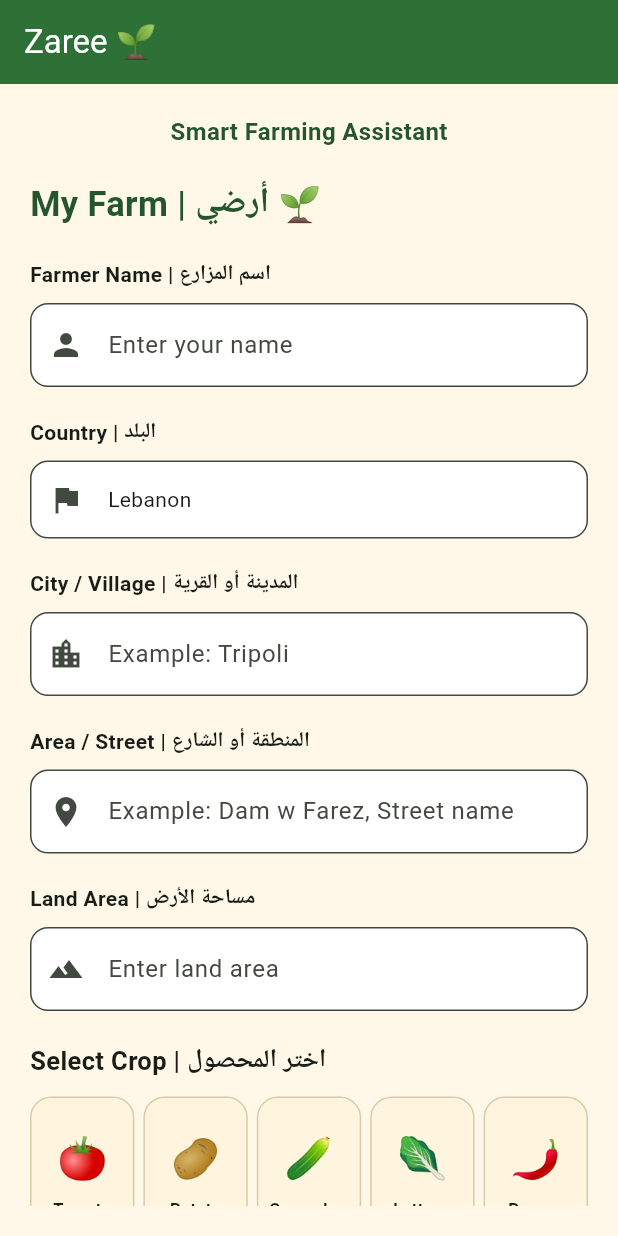
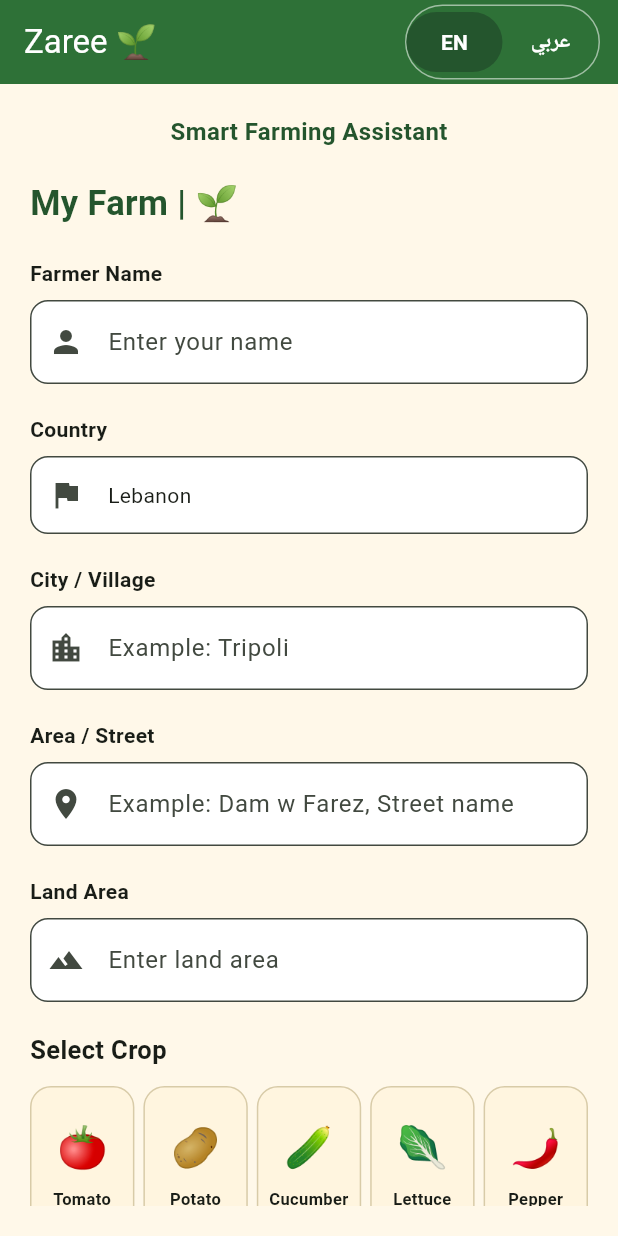
Before and after one commit to 52331045-lang/Zaree-Smart-Farming, a Flutter app: the screen it shows after launch, on a phone screen of 412 x 824 dp. Run offline on Flutter 3.47's test engine with Material 3 defaults, Android fonts, the phone set to English and light mode, and no system bars.

Commit message:
Add English and Arabic language switcher

```diff
--- a/lib/screens/farm_page.dart
+++ b/lib/screens/farm_page.dart
@@ -8,6 +8,13 @@ class FarmPage extends StatefulWidget {
 }
 
 class _FarmPageState extends State<FarmPage> {
+  // Language
+  bool isArabic = false;
+
+  String tr(String english, String arabic) {
+    return isArabic ? arabic : english;
+  }
+
   // Text Controllers
   final TextEditingController nameController = TextEditingController();
   final TextEditingController cityController = TextEditingController();
@@ -29,6 +36,27 @@ class _FarmPageState extends State<FarmPage> {
     super.dispose();
   }
 
+  // Language Buttons
+  Widget languageButton(String label, bool arabic) {
+    bool isSelected = isArabic == arabic;
+
+    return TextButton(
+      onPressed: () {
+        setState(() {
+          isArabic = arabic;
+        });
+      },
+      style: TextButton.styleFrom(
+        foregroundColor: Colors.white,
+        backgroundColor: isSelected
+            ? const Color(0xFF24552D)
+            : Colors.transparent,
+        padding: const EdgeInsets.symmetric(horizontal: 10),
+      ),
+      child: Text(label, style: const TextStyle(fontWeight: FontWeight.bold)),
+    );
+  }
+
   // Show Error Message
   void showError(String message) {
     ScaffoldMessenger.of(context)
@@ -36,7 +64,7 @@ class _FarmPageState extends State<FarmPage> {
   }
 
   // Crop Selection Card
-  Widget buildCropCard(String crop, String emoji) {
+  Widget buildCropCard(String crop, String arabicCrop, String emoji) {
     bool isSelected = selectedCrop == crop;
 
     return GestureDetector(
@@ -66,7 +94,7 @@ class _FarmPageState extends State<FarmPage> {
                 Text(emoji, style: const TextStyle(fontSize: 27)),
                 const SizedBox(height: 6),
                 Text(
-                  crop,
+                  tr(crop, arabicCrop),
                   textAlign: TextAlign.center,
                   style: const TextStyle(
                     fontSize: 11,
@@ -101,65 +129,116 @@ class _FarmPageState extends State<FarmPage> {
     // Farmer Name Validation
     if (farmerName.isEmpty ||
         !RegExp(r'[a-zA-Z\u0600-\u06FF]').hasMatch(farmerName)) {
-      showError('Please enter a valid farmer name!');
+      showError(
+        tr('Please enter a valid farmer name!', 'يرجى إدخال اسم مزارع صحيح!'),
+      );
       return;
     }
 
     // City Validation
     if (city.isEmpty) {
-      showError('Please enter your city or village!');
+      showError(
+        tr(
+          'Please enter your city or village!',
+          'يرجى إدخال اسم المدينة أو القرية!',
+        ),
+      );
       return;
     }
 
     // Detailed Location Validation
     if (detailedLocation.isEmpty) {
-      showError('Please enter your area or street!');
+      showError(
+        tr(
+          'Please enter your area or street!',
+          'يرجى إدخال المنطقة أو الشارع!',
+        ),
+      );
       return;
     }
 
     // Land Area Validation
     if (areaText.isEmpty) {
-      showError('Please enter your land area!');
+      showError(tr('Please enter your land area!', 'يرجى إدخال مساحة الأرض!'));
       return;
     }
 
     final area = double.tryParse(areaText);
 
     if (area == null || !area.isFinite || area <= 0) {
-      showError('Enter a valid positive area, such as 100 or 25.5!');
+      showError(
+        tr(
+          'Enter a valid positive area, such as 100 or 25.5!',
+          'يرجى إدخال مساحة صحيحة مثل 100 أو 25.5!',
+        ),
+      );
       return;
     }
 
-    // Crop, Soil and Irrigation Validation
-    if (selectedCrop == null ||
-        selectedSoil == null ||
-        selectedIrrigation == null) {
-      showError('Please select crop, soil and irrigation method!');
+    // Crop Validation
+    if (selectedCrop == null) {
+      showError(tr('Please select a crop!', 'يرجى اختيار محصول!'));
       return;
     }
+
+    // Soil Validation
+    if (selectedSoil == null) {
+      showError(tr('Please select soil type!', 'يرجى اختيار نوع التربة!'));
+      return;
+    }
+
+    // Irrigation Validation
+    if (selectedIrrigation == null) {
+      showError(
+        tr('Please select irrigation method!', 'يرجى اختيار طريقة الري!'),
+      );
+      return;
+    }
+
+    // Translated Values
+    final cropNames = {
+      'Tomato': tr('Tomato', 'بندورة'),
+      'Potato': tr('Potato', 'بطاطا'),
+      'Cucumber': tr('Cucumber', 'خيار'),
+      'Lettuce': tr('Lettuce', 'خس'),
+      'Pepper': tr('Pepper', 'فلفل'),
+    };
+
+    final soilNames = {
+      'Sandy Soil': tr('Sandy Soil', 'تربة رملية'),
+      'Clay Soil': tr('Clay Soil', 'تربة طينية'),
+      'Loamy Soil': tr('Loamy Soil', 'تربة طميية'),
+    };
+
+    final irrigationNames = {
+      'Drip Irrigation': tr('Drip Irrigation', 'الري بالتنقيط'),
+      'Sprinkler Irrigation': tr('Sprinkler Irrigation', 'الري بالرش'),
+    };
 
     // Successful Farm Creation
     showDialog(
       context: context,
       builder: (context) {
         return AlertDialog(
-          title: const Text('Farm Created Successfully! 🌱'),
+          title: Text(
+            tr('Farm Created Successfully! 🌱', 'تم إنشاء المزرعة بنجاح! 🌱'),
+          ),
           content: Text(
-            'Farmer: $farmerName\n'
-            'Country: Lebanon\n'
-            'City / Village: $city\n'
-            'Area / Street: $detailedLocation\n'
-            'Land Area: $area m²\n'
-            'Crop: $selectedCrop\n'
-            'Soil: $selectedSoil\n'
-            'Irrigation: $selectedIrrigation',
+            '${tr('Farmer', 'المزارع')}: $farmerName\n'
+            '${tr('Country', 'البلد')}: ${tr('Lebanon', 'لبنان')}\n'
+            '${tr('City / Village', 'المدينة / القرية')}: $city\n'
+            '${tr('Area / Street', 'المنطقة / الشارع')}: $detailedLocation\n'
+            '${tr('Land Area', 'مساحة الأرض')}: $area m²\n'
+            '${tr('Crop', 'المحصول')}: ${cropNames[selectedCrop]}\n'
+            '${tr('Soil', 'التربة')}: ${soilNames[selectedSoil]}\n'
+            '${tr('Irrigation', 'الري')}: ${irrigationNames[selectedIrrigation]}',
           ),
           actions: [
             TextButton(
               onPressed: () {
                 Navigator.pop(context);
               },
-              child: const Text('OK'),
+              child: Text(tr('OK', 'حسناً')),
             ),
           ],
         );
@@ -169,11 +248,29 @@ class _FarmPageState extends State<FarmPage> {
 
   @override
   Widget build(BuildContext context) {
-    return Scaffold(
+    return Directionality(
+      textDirection: isArabic ? TextDirection.rtl : TextDirection.ltr,
+      child: Scaffold(
         appBar: AppBar(
           title: const Text('Zaree 🌱'),
           backgroundColor: const Color(0xFF2E7137),
           foregroundColor: Colors.white,
+          actions: [
+            Container(
+              margin: const EdgeInsets.only(right: 12),
+              decoration: BoxDecoration(
+                border: Border.all(color: Colors.white54),
+                borderRadius: BorderRadius.circular(25),
+              ),
+              child: Row(
+                mainAxisSize: MainAxisSize.min,
+                children: [
+                  languageButton('EN', false),
+                  languageButton('عربي', true),
+                ],
+              ),
+            ),
+          ],
         ),
         body: Container(
           color: const Color(0xFFFFF8E9),
@@ -183,10 +280,10 @@ class _FarmPageState extends State<FarmPage> {
               child: Column(
                 crossAxisAlignment: CrossAxisAlignment.start,
                 children: [
-                const Center(
+                  Center(
                     child: Text(
-                    'Smart Farming Assistant',
-                    style: TextStyle(
+                      tr('Smart Farming Assistant', 'مساعد الزراعة الذكية'),
+                      style: const TextStyle(
                         fontSize: 16,
                         color: Color(0xFF24552D),
                         fontWeight: FontWeight.w600,
@@ -196,9 +293,9 @@ class _FarmPageState extends State<FarmPage> {
                   const SizedBox(height: 20),
 
                   // My Farm Title
-                const Text(
-                  'My Farm | أرضي 🌱',
-                  style: TextStyle(
+                  Text(
+                    tr('My Farm | 🌱', 'مزرعتي | 🌱'),
+                    style: const TextStyle(
                       fontSize: 23,
                       fontWeight: FontWeight.bold,
                       color: Color(0xFF24552D),
@@ -207,15 +304,15 @@ class _FarmPageState extends State<FarmPage> {
                   const SizedBox(height: 20),
 
                   // Farmer Name
-                const Text(
-                  'Farmer Name | اسم المزارع',
-                  style: TextStyle(fontWeight: FontWeight.bold),
+                  Text(
+                    tr('Farmer Name', 'اسم المزارع'),
+                    style: const TextStyle(fontWeight: FontWeight.bold),
                   ),
                   const SizedBox(height: 8),
                   TextField(
                     controller: nameController,
                     decoration: InputDecoration(
-                    hintText: 'Enter your name',
+                      hintText: tr('Enter your name', 'أدخل اسمك'),
                       filled: true,
                       fillColor: Colors.white,
                       border: OutlineInputBorder(
@@ -227,9 +324,9 @@ class _FarmPageState extends State<FarmPage> {
                   const SizedBox(height: 20),
 
                   // Country
-                const Text(
-                  'Country | البلد',
-                  style: TextStyle(fontWeight: FontWeight.bold),
+                  Text(
+                    tr('Country', 'البلد'),
+                    style: const TextStyle(fontWeight: FontWeight.bold),
                   ),
                   const SizedBox(height: 8),
                   InputDecorator(
@@ -241,23 +338,23 @@ class _FarmPageState extends State<FarmPage> {
                         borderRadius: BorderRadius.circular(12),
                       ),
                     ),
-                  child: const Align(
+                    child: Align(
                       alignment: Alignment.centerLeft,
-                    child: Text('Lebanon'),
+                      child: Text(tr('Lebanon', 'لبنان')),
                     ),
                   ),
                   const SizedBox(height: 20),
 
-                // City or Village
-                const Text(
-                  'City / Village | المدينة أو القرية',
-                  style: TextStyle(fontWeight: FontWeight.bold),
+                  // City / Village
+                  Text(
+                    tr('City / Village', 'المدينة / القرية'),
+                    style: const TextStyle(fontWeight: FontWeight.bold),
                   ),
                   const SizedBox(height: 8),
                   TextField(
                     controller: cityController,
                     decoration: InputDecoration(
-                    hintText: 'Example: Tripoli',
+                      hintText: tr('Example: Tripoli', 'مثال: طرابلس'),
                       filled: true,
                       fillColor: Colors.white,
                       border: OutlineInputBorder(
@@ -269,15 +366,18 @@ class _FarmPageState extends State<FarmPage> {
                   const SizedBox(height: 20),
 
                   // Detailed Location
-                const Text(
-                  'Area / Street | المنطقة أو الشارع',
-                  style: TextStyle(fontWeight: FontWeight.bold),
+                  Text(
+                    tr('Area / Street', 'المنطقة / الشارع'),
+                    style: const TextStyle(fontWeight: FontWeight.bold),
                   ),
                   const SizedBox(height: 8),
                   TextField(
                     controller: detailedLocationController,
                     decoration: InputDecoration(
-                    hintText: 'Example: Dam w Farez, Street name',
+                      hintText: tr(
+                        'Example: Dam w Farez, Street name',
+                        'مثال: ضم وفرز، اسم الشارع',
+                      ),
                       filled: true,
                       fillColor: Colors.white,
                       border: OutlineInputBorder(
@@ -289,9 +389,9 @@ class _FarmPageState extends State<FarmPage> {
                   const SizedBox(height: 20),
 
                   // Land Area
-                const Text(
-                  'Land Area | مساحة الأرض',
-                  style: TextStyle(fontWeight: FontWeight.bold),
+                  Text(
+                    tr('Land Area', 'مساحة الأرض'),
+                    style: const TextStyle(fontWeight: FontWeight.bold),
                   ),
                   const SizedBox(height: 8),
                   TextField(
@@ -300,7 +400,7 @@ class _FarmPageState extends State<FarmPage> {
                       decimal: true,
                     ),
                     decoration: InputDecoration(
-                    hintText: 'Enter land area',
+                      hintText: tr('Enter land area', 'أدخل مساحة الأرض'),
                       suffixText: 'm²',
                       filled: true,
                       fillColor: Colors.white,
@@ -313,30 +413,33 @@ class _FarmPageState extends State<FarmPage> {
                   const SizedBox(height: 20),
 
                   // Crop Selection
-                const Text(
-                  'Select Crop | اختر المحصول',
-                  style: TextStyle(fontSize: 17, fontWeight: FontWeight.bold),
+                  Text(
+                    tr('Select Crop', 'اختر المحصول'),
+                    style: const TextStyle(
+                      fontSize: 17,
+                      fontWeight: FontWeight.bold,
+                    ),
                   ),
                   const SizedBox(height: 12),
                   Row(
                     children: [
-                    Expanded(child: buildCropCard('Tomato', '🍅')),
+                      Expanded(child: buildCropCard('Tomato', 'بندورة', '🍅')),
                       const SizedBox(width: 6),
-                    Expanded(child: buildCropCard('Potato', '🥔')),
+                      Expanded(child: buildCropCard('Potato', 'بطاطا', '🥔')),
                       const SizedBox(width: 6),
-                    Expanded(child: buildCropCard('Cucumber', '🥒')),
+                      Expanded(child: buildCropCard('Cucumber', 'خيار', '🥒')),
                       const SizedBox(width: 6),
-                    Expanded(child: buildCropCard('Lettuce', '🥬')),
+                      Expanded(child: buildCropCard('Lettuce', 'خس', '🥬')),
                       const SizedBox(width: 6),
-                    Expanded(child: buildCropCard('Pepper', '🌶️')),
+                      Expanded(child: buildCropCard('Pepper', 'فلفل', '🌶️')),
                     ],
                   ),
                   const SizedBox(height: 20),
 
                   // Soil Type
-                const Text(
-                  'Soil Type | نوع التربة',
-                  style: TextStyle(
+                  Text(
+                    tr('Soil Type', 'نوع التربة'),
+                    style: const TextStyle(
                       fontWeight: FontWeight.bold,
                       color: Color(0xFF24552D),
                     ),
@@ -352,13 +455,21 @@ class _FarmPageState extends State<FarmPage> {
                       ),
                       prefixIcon: const Icon(Icons.terrain),
                     ),
-                  hint: const Text('Choose soil type'),
-                  items: ['Sandy Soil', 'Clay Soil', 'Loamy Soil'].map((soil) {
-                    return DropdownMenuItem<String>(
-                      value: soil,
-                      child: Text(soil),
-                    );
-                  }).toList(),
+                    hint: Text(tr('Choose soil type', 'اختر نوع التربة')),
+                    items: [
+                      DropdownMenuItem(
+                        value: 'Sandy Soil',
+                        child: Text(tr('Sandy Soil', 'تربة رملية')),
+                      ),
+                      DropdownMenuItem(
+                        value: 'Clay Soil',
+                        child: Text(tr('Clay Soil', 'تربة طينية')),
+                      ),
+                      DropdownMenuItem(
+                        value: 'Loamy Soil',
+                        child: Text(tr('Loamy Soil', 'تربة طميية')),
+                      ),
+                    ],
                     onChanged: (value) {
                       setState(() {
                         selectedSoil = value;
@@ -368,9 +479,9 @@ class _FarmPageState extends State<FarmPage> {
                   const SizedBox(height: 20),
 
                   // Irrigation Method
-                const Text(
-                  'Irrigation Method | طريقة الري',
-                  style: TextStyle(
+                  Text(
+                    tr('Irrigation Method', 'طريقة الري'),
+                    style: const TextStyle(
                       fontWeight: FontWeight.bold,
                       fontSize: 16,
                       color: Color(0xFF24552D),
@@ -390,9 +501,12 @@ class _FarmPageState extends State<FarmPage> {
                           value: 'Drip Irrigation',
                           groupValue: selectedIrrigation,
                           activeColor: const Color(0xFF2E7137),
-                        title: const Text('Drip Irrigation'),
-                        subtitle: const Text(
+                          title: Text(tr('Drip Irrigation', 'الري بالتنقيط')),
+                          subtitle: Text(
+                            tr(
                               'Water delivered directly to plant roots',
+                              'يصل الماء مباشرة إلى جذور النباتات',
+                            ),
                           ),
                           onChanged: (value) {
                             setState(() {
@@ -405,8 +519,13 @@ class _FarmPageState extends State<FarmPage> {
                           value: 'Sprinkler Irrigation',
                           groupValue: selectedIrrigation,
                           activeColor: const Color(0xFF2E7137),
-                        title: const Text('Sprinkler Irrigation'),
-                        subtitle: const Text('Water sprayed over the crops'),
+                          title: Text(tr('Sprinkler Irrigation', 'الري بالرش')),
+                          subtitle: Text(
+                            tr(
+                              'Water sprayed over the crops',
+                              'يتم رش الماء فوق المحاصيل',
+                            ),
+                          ),
                           onChanged: (value) {
                             setState(() {
                               selectedIrrigation = value;
@@ -418,7 +537,7 @@ class _FarmPageState extends State<FarmPage> {
                   ),
                   const SizedBox(height: 30),
 
-                // Create My Farm Button
+                  // Create Farm Button
                   SizedBox(
                     width: double.infinity,
                     height: 55,
@@ -431,9 +550,9 @@ class _FarmPageState extends State<FarmPage> {
                           borderRadius: BorderRadius.circular(30),
                         ),
                       ),
-                    child: const Text(
-                      '🌱 Create My Farm | إنشاء أرضي',
-                      style: TextStyle(
+                      child: Text(
+                        tr('🌱 Create My Farm', '🌱 أنشئ مزرعتي'),
+                        style: const TextStyle(
                           fontSize: 17,
                           fontWeight: FontWeight.bold,
                         ),
@@ -446,6 +565,7 @@ class _FarmPageState extends State<FarmPage> {
             ),
           ),
         ),
+      ),
     );
   }
 }
```
Lines whose indentation alone changed are shown as unchanged.
